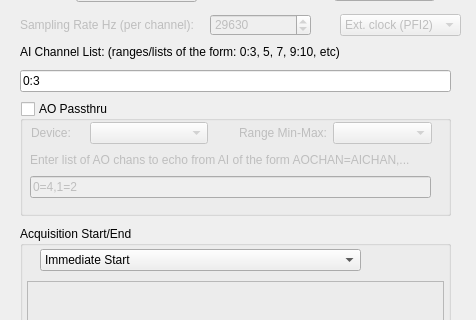
Old version of the form ConfigureDialog.ui in the repository acorver/SpikeGL; both pictures show x 0 to 476 and y 112 to 432 of the 476 by 590 pixel window.
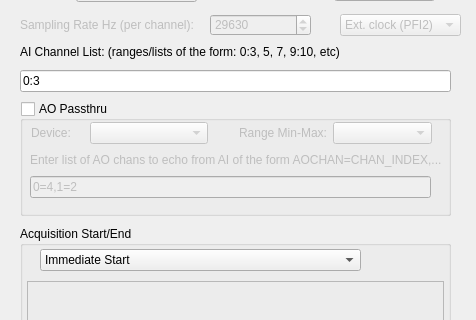
New version of the form. Icons and pictures are not drawn.

Diff of the .ui file:
```diff
--- a/ConfigureDialog.ui
+++ b/ConfigureDialog.ui
@@ -206,7 +206,7 @@
      <string>Enter list of AO channels to passthru from AI.  List is of the form AOCHAN=AICHAN,...</string>
     </property>
     <property name="text" >
-     <string>Enter list of AO chans to echo from AI of the form AOCHAN=AICHAN,...</string>
+     <string>Enter list of AO chans to echo from AI of the form AOCHAN=CHAN_INDEX,...</string>
     </property>
    </widget>
    <widget class="QComboBox" name="aoDeviceCB" >
```
Left out of the diff: 4 changed lines with no effect on the pictures.
